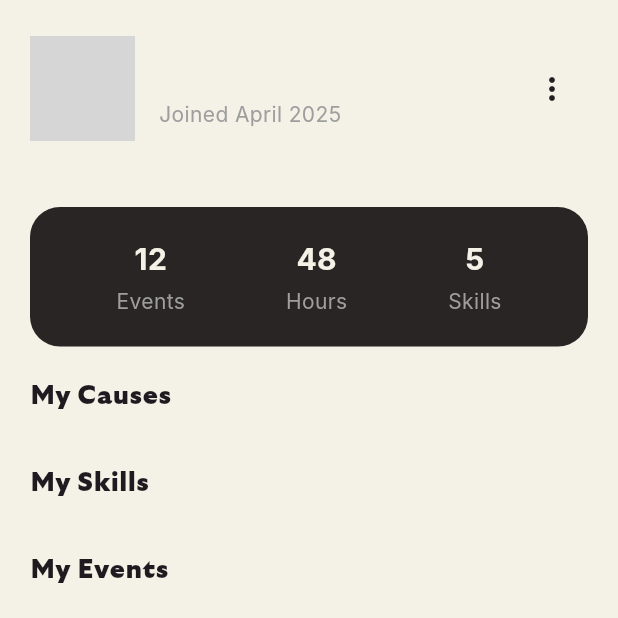
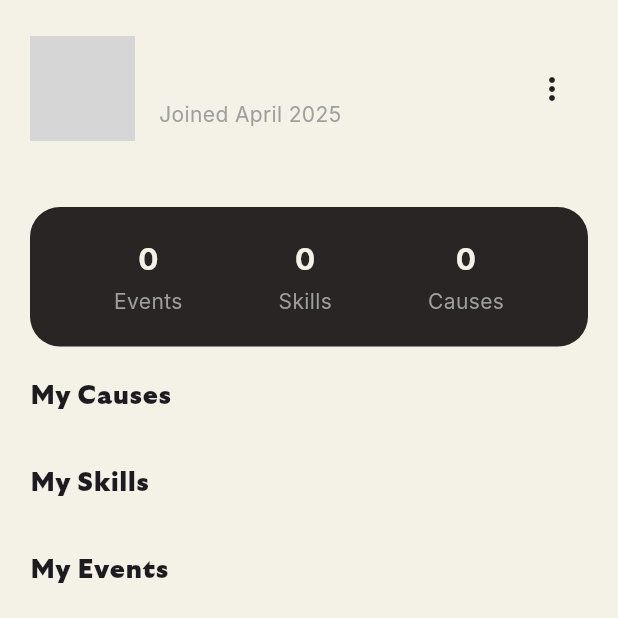
Before and after one commit to leyrieee/catchafire, a Flutter app: the ProfilePage screen opened directly, on a phone screen of 412 x 824 dp, the top half of it. Run offline on Flutter 3.47's test engine with Material 3 defaults, Android fonts, the phone set to English and light mode, and no system bars; our stand-ins replace cloud_firestore, firebase_auth, firebase_core, firebase_storage, geolocator, google_maps_flutter and 2 more; accounts and stored records are empty; network calls fail; Roboto replaces fonts that are missing (Inter); grey boxes are pictures that could not be loaded.

Commit message:
Edits to Profile Page

```diff
--- a/lib/screens/profile.dart
+++ b/lib/screens/profile.dart
@@ -1,6 +1,9 @@
-import 'package:cloud_firestore/cloud_firestore.dart';
+ import 'package:cloud_firestore/cloud_firestore.dart';
 import 'package:firebase_auth/firebase_auth.dart';
+import 'package:firebase_storage/firebase_storage.dart';
 import 'package:flutter/material.dart';
+import 'package:image_picker/image_picker.dart';
+import 'dart:io';
 
 class ProfilePage extends StatefulWidget {
   const ProfilePage({super.key});
@@ -12,6 +15,10 @@ class ProfilePage extends StatefulWidget {
 class _ProfilePageState extends State<ProfilePage> {
   Map<String, dynamic>? userData;
   List<Map<String, dynamic>> userEvents = [];
+  int totalEvents = 0;
+  int totalSkills = 0;
+  int totalCauses = 0;
+  File? _profileImage;
 
   @override
   void initState() {
@@ -29,6 +36,9 @@ class _ProfilePageState extends State<ProfilePage> {
     if (doc.exists) {
       setState(() {
         userData = doc.data();
+        totalSkills = (userData?['skills']?.length ?? 0);
+        totalEvents = (userData?['events']?.length ?? 0);
+        totalCauses = (userData?['causes']?.length ?? 0);
       });
     }
   }
@@ -48,6 +58,40 @@ class _ProfilePageState extends State<ProfilePage> {
           .map((doc) => doc.data() as Map<String, dynamic>)
           .toList();
     });
+  }
+
+  Future<void> _updateProfilePicture() async {
+    final picker = ImagePicker();
+    final pickedFile = await picker.pickImage(source: ImageSource.gallery);
+
+    if (pickedFile != null) {
+      setState(() {
+        _profileImage = File(pickedFile.path);
+      });
+
+      final user = FirebaseAuth.instance.currentUser;
+      final storageRef = FirebaseStorage.instance
+          .ref()
+          .child('profile_pictures/${user?.uid}.jpg');
+
+      try {
+        await storageRef.putFile(_profileImage!);
+        final url = await storageRef.getDownloadURL();
+
+        await FirebaseFirestore.instance
+            .collection('users')
+            .doc(user?.uid)
+            .update({'profilePicture': url});
+
+        setState(() {
+          userData?['profilePicture'] = url;
+        });
+      } catch (e) {
+        ScaffoldMessenger.of(context).showSnackBar(
+          const SnackBar(content: Text("Error updating profile picture")),
+        );
+      }
+    }
   }
 
   void _showDeleteConfirmationDialog() {
@@ -115,9 +159,28 @@ class _ProfilePageState extends State<ProfilePage> {
       padding: const EdgeInsets.symmetric(horizontal: 20, vertical: 24),
       child: Row(
         children: [
-          const CircleAvatar(
-            radius: 35,
-            backgroundImage: AssetImage('assets/profile_pic.jpg'),
+          Stack(
+            children: [
+              GestureDetector(
+                onTap: _updateProfilePicture,
+                child: CircleAvatar(
+                  radius: 35,
+                  backgroundImage: _profileImage != null
+                      ? FileImage(_profileImage!)
+                      : NetworkImage(userData?['profilePicture'] ??
+                          'https://www.example.com/default-avatar.jpg') as ImageProvider,
+                ),
+              ),
+              Positioned(
+                bottom: 0,
+                right: 0,
+                child: IconButton(
+                  icon: const Icon(Icons.add_a_photo),
+                  onPressed: _updateProfilePicture,
+                  color: Colors.blue,
+                ),
+              ),
+            ],
           ),
           const SizedBox(width: 16),
           Expanded(
@@ -203,10 +266,10 @@ class _ProfilePageState extends State<ProfilePage> {
       ),
       child: Row(
         mainAxisAlignment: MainAxisAlignment.spaceAround,
-        children: const [
-          _StatColumn(label: 'Events', value: '12'),
-          _StatColumn(label: 'Hours', value: '48'),
-          _StatColumn(label: 'Skills', value: '5'),
+        children: [
+          _StatColumn(label: 'Events', value: '$totalEvents'),
+          _StatColumn(label: 'Skills', value: '$totalSkills'),
+          _StatColumn(label: 'Causes', value: '$totalCauses'),
         ],
       ),
     );
```
